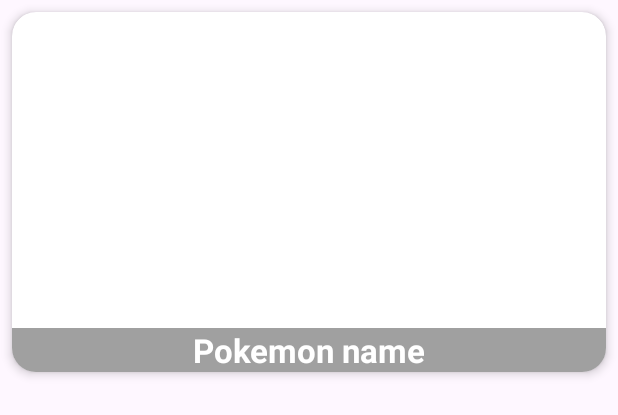
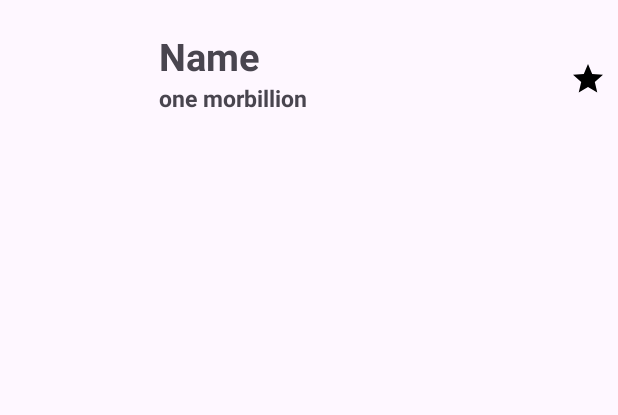
Before and after one commit to Krakendude/pokedexapp, an Android app: the layout item_pokemon.xml on its own in the app's theme, with its tools: preview values and no code run, on a phone screen of 412 x 824 dp. Shown: the top 415 px of the screen. Run offline under Robolectric (Android 15) with nearby library versions, the phone set to English and light mode, and no system bars; network calls fail.

Commit message:
fully functional, adding extra visual touches

```diff
--- a/app/src/main/java/com/example/pokedexapp/adapters/PokemonAdapter.kt
+++ b/app/src/main/java/com/example/pokedexapp/adapters/PokemonAdapter.kt
@@ -44,6 +44,8 @@
         // Extraer el ID desde la URL
         val id = pokemon.url.split("/").filter { it.isNotEmpty() }.last()
 
+        binding.idTextView.text = "Pokemon id: ${id}"
+
         val imageUrl = "https://raw.githubusercontent.com/PokeAPI/sprites/master/sprites/pokemon/other/official-artwork/$id.png"
 
         // Cargar imagen con Picasso
--- /dev/null
+++ b/app/src/main/res/drawable/ic_favorite_selected.xml
@@ -0,0 +1,5 @@
+<vector xmlns:android="http://schemas.android.com/apk/res/android" android:height="24dp" android:tint="#000000" android:viewportHeight="24" android:viewportWidth="24" android:width="24dp">
+
+    <path android:fillColor="@android:color/white" android:pathData="M12,17.27L18.18,21l-1.64,-7.03L22,9.24l-7.19,-0.61L12,2 9.19,8.63 2,9.24l5.46,4.73L5.82,21z"/>
+
+</vector>
--- /dev/null
+++ b/app/src/main/res/drawable/ic_not_favorite.xml
@@ -0,0 +1,5 @@
+<vector xmlns:android="http://schemas.android.com/apk/res/android" android:height="24dp" android:tint="#000000" android:viewportHeight="24" android:viewportWidth="24" android:width="24dp">
+
+    <path android:fillColor="@android:color/white" android:pathData="M22,9.24l-7.19,-0.62L12,2 9.19,8.63 2,9.24l5.46,4.73L5.82,21 12,17.27 18.18,21l-1.63,-7.03L22,9.24zM12,15.4l-3.76,2.27 1,-4.28 -3.32,-2.88 4.38,-0.38L12,6.1l1.71,4.04 4.38,0.38 -3.32,2.88 1,4.28L12,15.4z"/>
+
+</vector>
--- a/app/src/main/res/layout/activity_detail.xml
+++ b/app/src/main/res/layout/activity_detail.xml
@@ -10,7 +10,8 @@
         android:id="@+id/avatarImageView"
         android:layout_width="match_parent"
         android:layout_height="480dp"
-        android:scaleType="centerCrop"
+        android:scaleType="fitCenter"
+        android:background="@drawable/ic_launcher_foreground"
         tools:src="@drawable/ic_launcher_background"
         android:layout_gravity="center"
         app:layout_constraintTop_toTopOf="parent"
--- a/app/src/main/res/layout/detail_content_basic_info.xml
+++ b/app/src/main/res/layout/detail_content_basic_info.xml
@@ -147,10 +147,14 @@
 
     <Button
         android:id="@+id/crybutton"
-        android:layout_width="80dp"
-        android:layout_height="80dp"
+        android:layout_width="wrap_content"
+        android:layout_height="wrap_content"
         android:layout_marginStart="90dp"
         android:src="@drawable/ic_audio_button"
-        android:scaleType="fitCenter"/>
+        android:scaleType="fitCenter"
+        android:text="Play cry (੭˙Ⱉ˙)੭"
+        android:textStyle="bold"
+        android:drawableRight="@drawable/ic_audio_button"
+        android:drawableTint="@color/white"/>
 
 </LinearLayout>
--- a/app/src/main/res/layout/item_pokemon.xml
+++ b/app/src/main/res/layout/item_pokemon.xml
@@ -1,35 +1,57 @@
 <?xml version="1.0" encoding="utf-8"?>
 <LinearLayout xmlns:android="http://schemas.android.com/apk/res/android"
+    xmlns:app="http://schemas.android.com/apk/res-auto"
+    android:orientation="horizontal"
     android:layout_width="match_parent"
     android:layout_height="wrap_content"
-    xmlns:app="http://schemas.android.com/apk/res-auto"
-    xmlns:tools="http://schemas.android.com/tools">
+    android:padding="8dp">
 
-    <androidx.cardview.widget.CardView
-        android:layout_width="match_parent"
-        android:layout_height="240dp"
-        app:cardCornerRadius="16dp"
-        app:cardElevation="4dp"
-        android:layout_margin="8dp">
+    <ImageView
+        android:id="@+id/spriteImageView"
+        android:layout_width="90dp"
+        android:layout_height="90dp"
+        android:scaleType="fitCenter"/>
 
-        <ImageView
-            android:id="@+id/spriteImageView"
-            android:layout_width="match_parent"
-            android:layout_height="match_parent"
-            android:scaleType="centerCrop"/>
+    <LinearLayout
+        android:layout_width="0dp"
+        android:layout_height="80dp"
+        android:layout_weight="1"
+        android:orientation="vertical"
+        android:layout_marginStart="8dp"
+        android:layout_gravity="center_horizontal"
+        android:gravity="center_vertical">
 
         <TextView
             android:id="@+id/nameTextView"
             android:layout_width="match_parent"
             android:layout_height="wrap_content"
-            android:layout_gravity="bottom"
-            tools:text="Pokemon name"
-            android:textStyle="bold"
-            android:gravity="center"
-            android:textAppearance="@style/TextAppearance.Material3.TitleLarge"
-            android:background="#C0818181"
-            android:textColor="@color/white"/>
+            android:text="Name"
+            android:textSize="25sp"
+            android:textStyle="bold"/>
 
-    </androidx.cardview.widget.CardView>
+        <TextView
+            android:id="@+id/idTextView"
+            android:layout_width="match_parent"
+            android:layout_height="wrap_content"
+            android:text="one morbillion"
+            android:textSize="15sp"
+            android:textStyle="bold"/>
+
+
+    </LinearLayout>
+
+    <ImageView
+        android:id="@+id/favoriteImageView"
+        android:layout_width="wrap_content"
+        android:layout_height="wrap_content"
+        android:src="@drawable/ic_favorite_selected"
+        android:layout_gravity="center_vertical"
+        android:visibility="visible"/>
 
 </LinearLayout>
+
+    <!-- og ids -->
+
+    <!-- spriteImageView -->
+
+    <!-- nameTextView -->
```
Also changed, not shown: app/src/main/res/drawable/img_background1.jpg (added).
